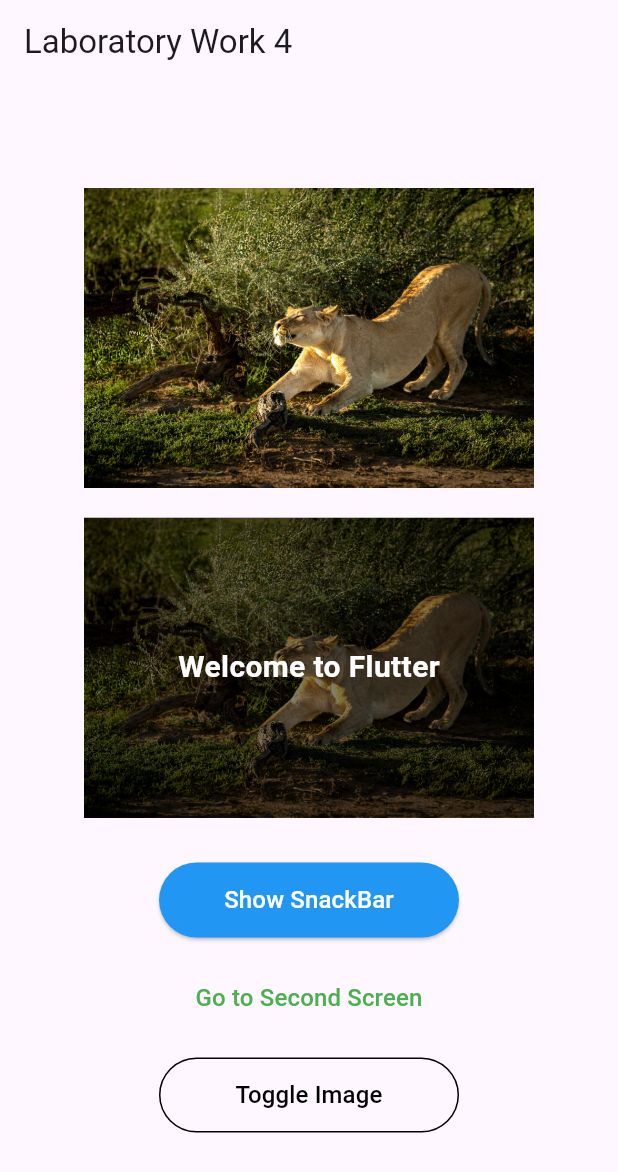
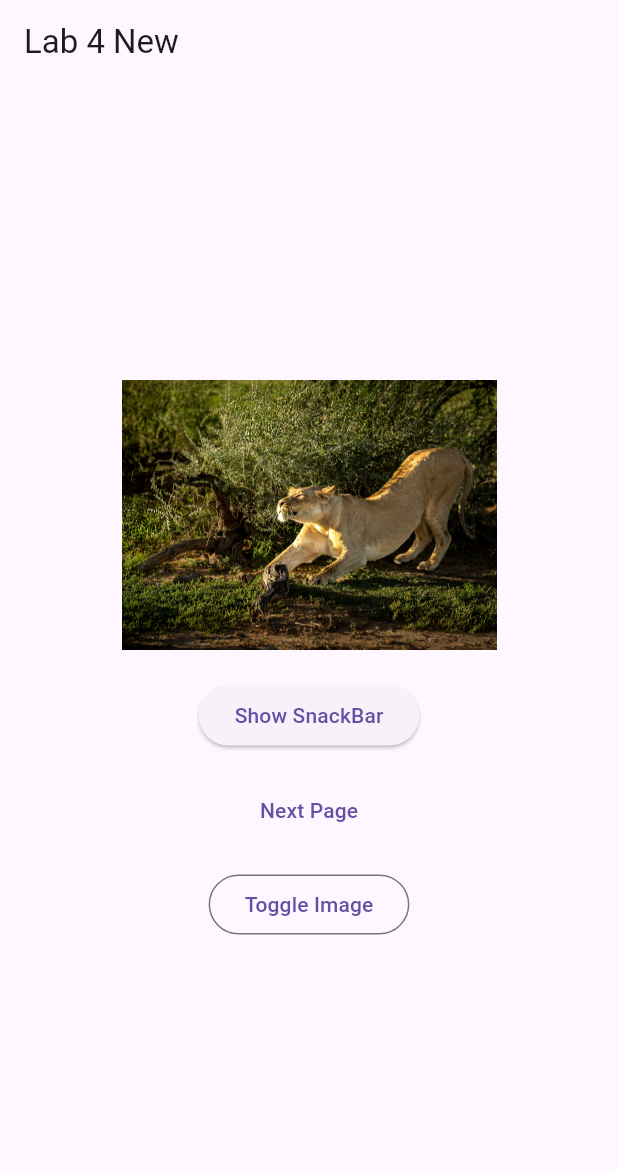
Before and after one commit to levfidirko-glitch/lab-4, a Flutter app: the screen it shows after launch, on a phone screen of 412 x 824 dp. Shown: the top 1172 px of the screen. Run offline on Flutter 3.47's test engine with Material 3 defaults, Android fonts, the phone set to English and light mode, and no system bars.

Commit message:
Full Lab 4 New Flutter project

```diff
--- a/lib/main.dart
+++ b/lib/main.dart
@@ -10,137 +10,83 @@ class MyApp extends StatelessWidget {
   @override
   Widget build(BuildContext context) {
     return MaterialApp(
-      title: 'Laboratory Work 4',
-      theme: ThemeData(primarySwatch: Colors.blue),
-      home: const FirstScreen(),
+      title: 'Lab 4 New',
+      theme: ThemeData(primarySwatch: Colors.blueGrey),
+      home: const HomePage(),
     );
   }
 }
 
-class FirstScreen extends StatefulWidget {
-  const FirstScreen({super.key});
+class HomePage extends StatefulWidget {
+  const HomePage({super.key});
 
   @override
-  State<FirstScreen> createState() => _FirstScreenState();
+  State<HomePage> createState() => _HomePageState();
 }
 
-class _FirstScreenState extends State<FirstScreen> {
-  bool _toggle = true;
-  BoxFit fitMode = BoxFit.cover;
+class _HomePageState extends State<HomePage> {
+  bool change = true;
 
   @override
   Widget build(BuildContext context) {
     return Scaffold(
-      appBar: AppBar(title: const Text("Laboratory Work 4")),
+      appBar: AppBar(title: const Text("Lab 4 New")),
       body: Center(
-        child: SingleChildScrollView(
         child: Column(
           mainAxisAlignment: MainAxisAlignment.center,
           children: [
-
-              SizedBox(
-                width: 300,
-                height: 200,
-                child: Image.asset(
-                  _toggle ? "assets/image1.jpg" : "assets/image2.jpg",
-                  fit: fitMode,
-                ),
+            Image.asset(
+              change ? "assets/image1.jpg" : "assets/image2.jpg",
+              width: 250,
+              height: 180,
+              fit: BoxFit.cover,
             ),
             const SizedBox(height: 20),
-
-
-              Stack(
-                alignment: Alignment.center,
-                children: [
-                  Image.asset("assets/image1.jpg",
-                      width: 300, height: 200, fit: BoxFit.cover),
-                  Container(
-                    width: 300,
-                    height: 200,
-                    color: Colors.black.withOpacity(0.5),
-                  ),
-                  const Text(
-                    "Welcome to Flutter",
-                    style: TextStyle(
-                        color: Colors.white,
-                        fontSize: 20,
-                        fontWeight: FontWeight.bold),
-                  ),
-                ],
-              ),
-              const SizedBox(height: 30),
-
-
             ElevatedButton(
-                style: ElevatedButton.styleFrom(
-                  backgroundColor: Colors.blue,
-                  minimumSize: const Size(200, 50),
-                ),
               onPressed: () {
                 ScaffoldMessenger.of(context).showSnackBar(
-                    const SnackBar(content: Text("SnackBar is shown!")),
+                  const SnackBar(content: Text("SnackBar here")),
                 );
               },
-                child: const Text(
-                  "Show SnackBar",
-                  style: TextStyle(fontSize: 16, color: Colors.white),
-                ),
+              child: const Text("Show SnackBar"),
             ),
             const SizedBox(height: 15),
-
-
             TextButton(
-                style: TextButton.styleFrom(
-                  minimumSize: const Size(200, 50),
-                ),
               onPressed: () {
                 Navigator.push(
                   context,
-                    MaterialPageRoute(builder: (context) => const SecondScreen()),
+                  MaterialPageRoute(builder: (_) => const SecondPage()),
                 );
               },
-                child: const Text(
-                  "Go to Second Screen",
-                  style: TextStyle(fontSize: 16, color: Colors.green),
-                ),
+              child: const Text("Next Page"),
             ),
             const SizedBox(height: 15),
-
-
             OutlinedButton(
-                style: OutlinedButton.styleFrom(
-                  side: const BorderSide(color: Colors.black),
-                  minimumSize: const Size(200, 50),
-                ),
               onPressed: () {
                 setState(() {
-                    _toggle = !_toggle;
+                  change = !change;
                 });
               },
-                child: const Text(
-                  "Toggle Image",
-                  style: TextStyle(fontSize: 16, color: Colors.black),
-                ),
+              child: const Text("Toggle Image"),
             ),
           ],
-          ),
         ),
       ),
     );
   }
 }
 
-class SecondScreen extends StatelessWidget {
-  const SecondScreen({super.key});
+class SecondPage extends StatelessWidget {
+  const SecondPage({super.key});
 
   @override
   Widget build(BuildContext context) {
     return Scaffold(
-      appBar: AppBar(title: const Text("Second Screen")),
+      appBar: AppBar(title: const Text("Second Page")),
       body: const Center(
         child: Text(
-          "You are on the second screen!",
-          style: TextStyle(fontSize: 20, color: Colors.blue),
+          "Second Page is opened",
+          style: TextStyle(fontSize: 20, color: Colors.blueGrey),
         ),
       ),
     );
```
Lines whose indentation alone changed are shown as unchanged.
